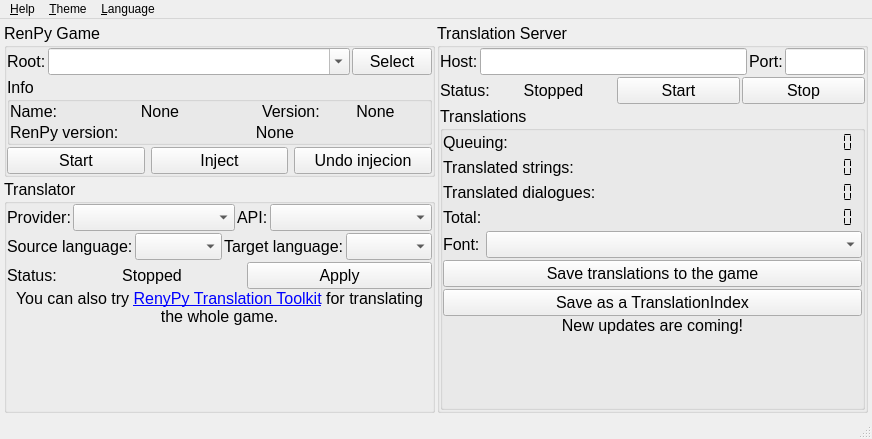
Qt form qt5/main.ui (abse4411/projz_renpy_translation) before a commit.
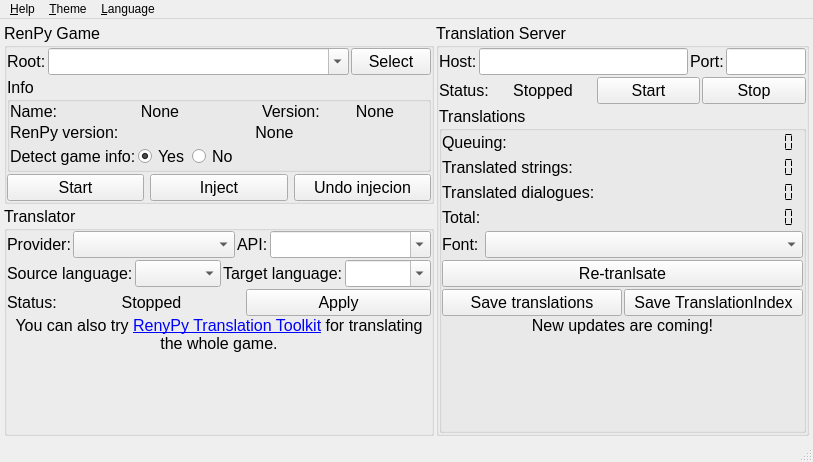
The same form after that commit. Icons and pictures are not drawn.

```diff
--- a/qt5/main.ui
+++ b/qt5/main.ui
@@ -6,8 +6,8 @@
    <rect>
     <x>0</x>
     <y>0</y>
-    <width>872</width>
-    <height>439</height>
+    <width>813</width>
+    <height>462</height>
    </rect>
   </property>
   <property name="windowTitle">
@@ -148,6 +148,9 @@
               <property name="spacing">
                <number>2</number>
               </property>
+              <property name="sizeConstraint">
+               <enum>QLayout::SetDefaultConstraint</enum>
+              </property>
               <property name="leftMargin">
                <number>0</number>
               </property>
@@ -225,6 +228,12 @@
                   <property name="sizeConstraint">
                    <enum>QLayout::SetDefaultConstraint</enum>
                   </property>
+                  <property name="topMargin">
+                   <number>0</number>
+                  </property>
+                  <property name="bottomMargin">
+                   <number>0</number>
+                  </property>
                   <item>
                    <widget class="QLabel" name="label_10">
                     <property name="sizePolicy">
@@ -285,6 +294,12 @@
                 <property name="sizeConstraint">
                  <enum>QLayout::SetFixedSize</enum>
                 </property>
+                <property name="topMargin">
+                 <number>0</number>
+                </property>
+                <property name="bottomMargin">
+                 <number>0</number>
+                </property>
                 <item>
                  <widget class="QLabel" name="label_14">
                   <property name="sizePolicy">
@@ -338,6 +353,86 @@
                 </item>
                </layout>
               </item>
+              <item>
+               <layout class="QHBoxLayout" name="horizontalLayout_18">
+                <property name="leftMargin">
+                 <number>0</number>
+                </property>
+                <property name="topMargin">
+                 <number>0</number>
+                </property>
+                <property name="rightMargin">
+                 <number>0</number>
+                </property>
+                <property name="bottomMargin">
+                 <number>0</number>
+                </property>
+                <item>
+                 <widget class="QLabel" name="label_20">
+                  <property name="sizePolicy">
+                   <sizepolicy hsizetype="Fixed" vsizetype="Fixed">
+                    <horstretch>0</horstretch>
+                    <verstretch>0</verstretch>
+                   </sizepolicy>
+                  </property>
+                  <property name="toolTip">
+                   <string>Detect the game info while injecting. If yes, it will result in longer injection time.</string>
+                  </property>
+                  <property name="text">
+                   <string>Detect game info:</string>
+                  </property>
+                 </widget>
+                </item>
+                <item>
+                 <widget class="QRadioButton" name="detectgame_btn">
+                  <property name="sizePolicy">
+                   <sizepolicy hsizetype="Fixed" vsizetype="Fixed">
+                    <horstretch>0</horstretch>
+                    <verstretch>0</verstretch>
+                   </sizepolicy>
+                  </property>
+                  <property name="text">
+                   <string>Yes</string>
+                  </property>
+                  <property name="checked">
+                   <bool>true</bool>
+                  </property>
+                  <attribute name="buttonGroup">
+                   <string notr="true">buttonGroup</string>
+                  </attribute>
+                 </widget>
+                </item>
+                <item>
+                 <widget class="QRadioButton" name="notdetectgame_btn">
+                  <property name="sizePolicy">
+                   <sizepolicy hsizetype="Fixed" vsizetype="Fixed">
+                    <horstretch>0</horstretch>
+                    <verstretch>0</verstretch>
+                   </sizepolicy>
+                  </property>
+                  <property name="text">
+                   <string>No</string>
+                  </property>
+                  <attribute name="buttonGroup">
+                   <string notr="true">buttonGroup</string>
+                  </attribute>
+                 </widget>
+                </item>
+                <item>
+                 <spacer name="horizontalSpacer_5">
+                  <property name="orientation">
+                   <enum>Qt::Horizontal</enum>
+                  </property>
+                  <property name="sizeHint" stdset="0">
+                   <size>
+                    <width>40</width>
+                    <height>20</height>
+                   </size>
+                  </property>
+                 </spacer>
+                </item>
+               </layout>
+              </item>
              </layout>
             </widget>
            </item>
@@ -518,6 +613,9 @@
                  <verstretch>0</verstretch>
                 </sizepolicy>
                </property>
+               <property name="editable">
+                <bool>true</bool>
+               </property>
               </widget>
              </item>
             </layout>
@@ -588,6 +686,9 @@
                  <pointsize>12</pointsize>
                 </font>
                </property>
+               <property name="editable">
+                <bool>true</bool>
+               </property>
               </widget>
              </item>
             </layout>
@@ -1177,18 +1278,54 @@
                  </layout>
                 </item>
                 <item>
-                 <widget class="QPushButton" name="savetrans_button">
+                 <widget class="QPushButton" name="retranslate_button">
+                  <property name="toolTip">
+                   <string>Re-Translate once if requesting.</string>
+                  </property>
                   <property name="text">
-                   <string>Save translations to the game</string>
+                   <string>Re-tranlsate</string>
                   </property>
                  </widget>
                 </item>
                 <item>
-                 <widget class="QPushButton" name="saveindex_button">
-                  <property name="text">
-                   <string>Save as a TranslationIndex</string>
+                 <layout class="QHBoxLayout" name="horizontalLayout_15">
+                  <property name="leftMargin">
+                   <number>0</number>
                   </property>
-                 </widget>
+                  <property name="topMargin">
+                   <number>0</number>
+                  </property>
+                  <property name="rightMargin">
+                   <number>0</number>
+                  </property>
+                  <property name="bottomMargin">
+                   <number>0</number>
+                  </property>
+                  <item>
+                   <widget class="QPushButton" name="savetrans_button">
+                    <property name="toolTip">
+                     <string>Save current translations to the game root.
+By doing this, even if you close the translator, you can still load translations from the translation cache. 
+This translation cache file `projz_translations.json` will be saved to the game root.
+Please note that, do not click the &quot;Undo injection&quot; button as this will disable our translation code.</string>
+                    </property>
+                    <property name="text">
+                     <string>Save translations</string>
+                    </property>
+                   </widget>
+                  </item>
+                  <item>
+                   <widget class="QPushButton" name="saveindex_button">
+                    <property name="toolTip">
+                     <string>Save the current translation as a TranslationIndex.
+By doing this, you can use various commands for FileTranslationIndex to quickly process these translations.</string>
+                    </property>
+                    <property name="text">
+                     <string>Save TranslationIndex</string>
+                    </property>
+                   </widget>
+                  </item>
+                 </layout>
                 </item>
                </layout>
               </item>
@@ -1232,8 +1369,8 @@
     <rect>
      <x>0</x>
      <y>0</y>
-     <width>872</width>
-     <height>21</height>
+     <width>813</width>
+     <height>23</height>
     </rect>
    </property>
    <widget class="QMenu" name="menuHelp">
```
Left out of the diff: 13 changed lines with no effect on the pictures.
